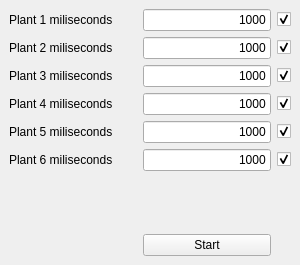
First picture: the form in plantai/interface/mainwindow.ui, repository DigiScore/plant-ai, before the edit.
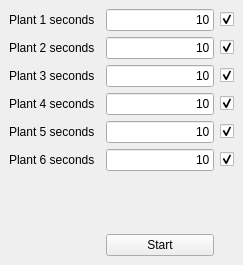
Second picture: the form after the edit.

Commit message: interface improvements & sendOscSignalThread

Diff of the .ui file:
```diff
--- a/plantai/interface/mainwindow.ui
+++ b/plantai/interface/mainwindow.ui
@@ -6,20 +6,20 @@
    <rect>
     <x>0</x>
     <y>0</y>
-    <width>300</width>
+    <width>243</width>
     <height>265</height>
    </rect>
   </property>
   <property name="minimumSize">
    <size>
-    <width>300</width>
+    <width>200</width>
     <height>265</height>
    </size>
   </property>
   <property name="maximumSize">
    <size>
-    <width>300</width>
-    <height>265</height>
+    <width>243</width>
+    <height>308</height>
    </size>
   </property>
   <property name="windowTitle">
@@ -45,14 +45,14 @@
       <item row="2" column="0">
        <widget class="QLabel" name="label_3">
         <property name="text">
-         <string>Plant 3 miliseconds</string>
+         <string>Plant 3 seconds</string>
         </property>
        </widget>
       </item>
       <item row="2" column="1">
        <widget class="QLineEdit" name="plant3_ms">
         <property name="text">
-         <string>1000</string>
+         <string>10</string>
         </property>
         <property name="alignment">
          <set>Qt::AlignRight|Qt::AlignTrailing|Qt::AlignVCenter</set>
@@ -62,7 +62,7 @@
       <item row="0" column="0">
        <widget class="QLabel" name="label">
         <property name="text">
-         <string>Plant 1 miliseconds</string>
+         <string>Plant 1 seconds</string>
         </property>
        </widget>
       </item>
@@ -92,14 +92,14 @@
       <item row="3" column="0">
        <widget class="QLabel" name="label_4">
         <property name="text">
-         <string>Plant 4 miliseconds</string>
+         <string>Plant 4 seconds</string>
         </property>
        </widget>
       </item>
       <item row="0" column="1">
        <widget class="QLineEdit" name="plant1_ms">
         <property name="text">
-         <string>1000</string>
+         <string>10</string>
         </property>
         <property name="alignment">
          <set>Qt::AlignRight|Qt::AlignTrailing|Qt::AlignVCenter</set>
@@ -119,7 +119,7 @@
       <item row="4" column="1">
        <widget class="QLineEdit" name="plant5_ms">
         <property name="text">
-         <string>1000</string>
+         <string>10</string>
         </property>
         <property name="alignment">
          <set>Qt::AlignRight|Qt::AlignTrailing|Qt::AlignVCenter</set>
@@ -129,14 +129,14 @@
       <item row="4" column="0">
        <widget class="QLabel" name="label_5">
         <property name="text">
-         <string>Plant 5 miliseconds</string>
+         <string>Plant 5 seconds</string>
         </property>
        </widget>
       </item>
       <item row="1" column="1">
        <widget class="QLineEdit" name="plant2_ms">
         <property name="text">
-         <string>1000</string>
+         <string>10</string>
         </property>
         <property name="alignment">
          <set>Qt::AlignRight|Qt::AlignTrailing|Qt::AlignVCenter</set>
@@ -146,7 +146,7 @@
       <item row="3" column="1">
        <widget class="QLineEdit" name="plant4_ms">
         <property name="text">
-         <string>1000</string>
+         <string>10</string>
         </property>
         <property name="alignment">
          <set>Qt::AlignRight|Qt::AlignTrailing|Qt::AlignVCenter</set>
@@ -156,7 +156,7 @@
       <item row="1" column="0">
        <widget class="QLabel" name="label_2">
         <property name="text">
-         <string>Plant 2 miliseconds</string>
+         <string>Plant 2 seconds</string>
         </property>
        </widget>
       </item>
@@ -183,7 +183,7 @@
       <item row="5" column="0">
        <widget class="QLabel" name="label_6">
         <property name="text">
-         <string>Plant 6 miliseconds</string>
+         <string>Plant 6 seconds</string>
         </property>
        </widget>
       </item>
@@ -217,7 +217,7 @@
       <item row="5" column="1">
        <widget class="QLineEdit" name="plant6_ms">
         <property name="text">
-         <string>1000</string>
+         <string>10</string>
         </property>
         <property name="alignment">
          <set>Qt::AlignRight|Qt::AlignTrailing|Qt::AlignVCenter</set>
```
The commit also changes 4 other files.
